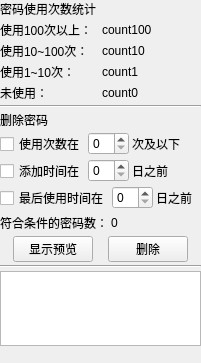
PPJUST/OnlyUnzip, file components/page_password_manager/res/manager.ui: the form before one commit.
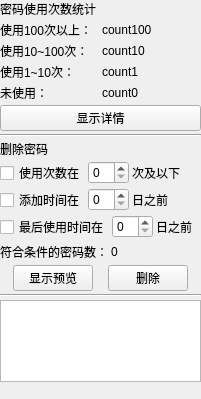
The form after the commit.

Commit message: 新增：显示密码详情

What changed in the file:
```diff
--- a/components/page_password_manager/res/manager.ui
+++ b/components/page_password_manager/res/manager.ui
@@ -7,13 +7,13 @@
     <x>0</x>
     <y>0</y>
     <width>201</width>
-    <height>363</height>
+    <height>399</height>
    </rect>
   </property>
   <property name="windowTitle">
    <string>Form</string>
   </property>
-  <layout class="QVBoxLayout" name="verticalLayout_3" stretch="0,0,0,0,0,0">
+  <layout class="QVBoxLayout" name="verticalLayout_3" stretch="0,0,0,0,0,0,0">
    <property name="spacing">
     <number>3</number>
    </property>
@@ -100,6 +100,19 @@
      </item>
     </layout>
    </item>
+   <item>
+    <widget class="QPushButton" name="pushButton_show_detail">
+     <property name="sizePolicy">
+      <sizepolicy hsizetype="Preferred" vsizetype="Fixed">
+       <horstretch>0</horstretch>
+       <verstretch>0</verstretch>
+      </sizepolicy>
+     </property>
+     <property name="text">
+      <string>显示详情</string>
+     </property>
+    </widget>
+   </item>
    <item>
     <widget class="Line" name="line">
      <property name="orientation">
```
The commit also changes 11 other files.
